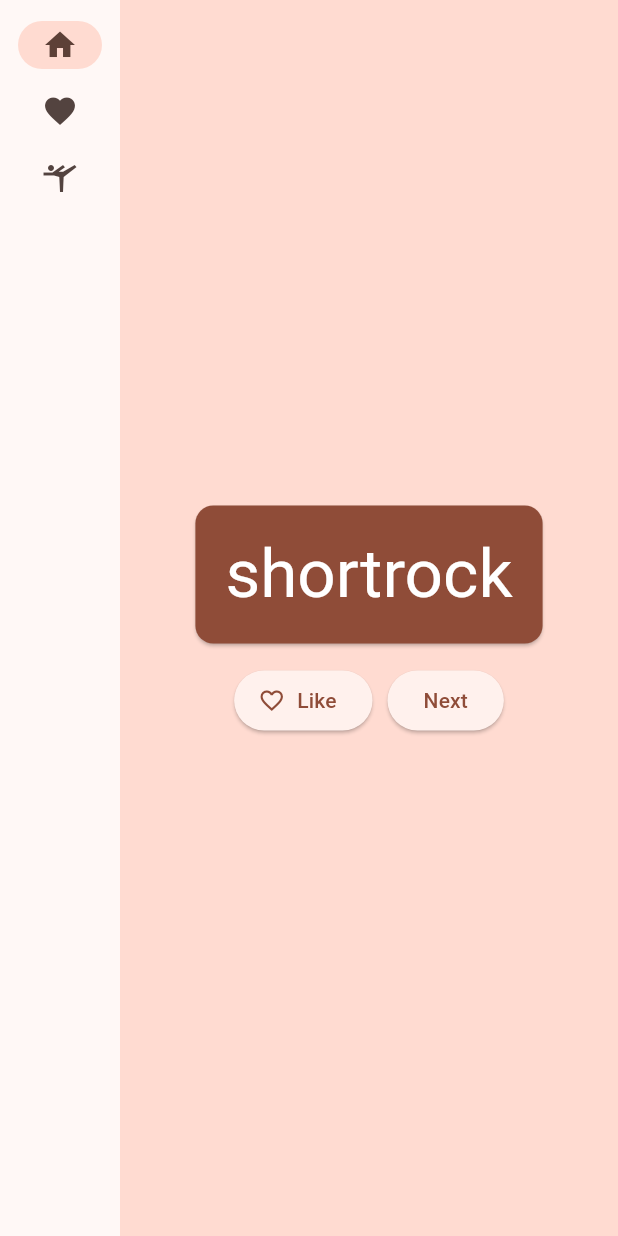
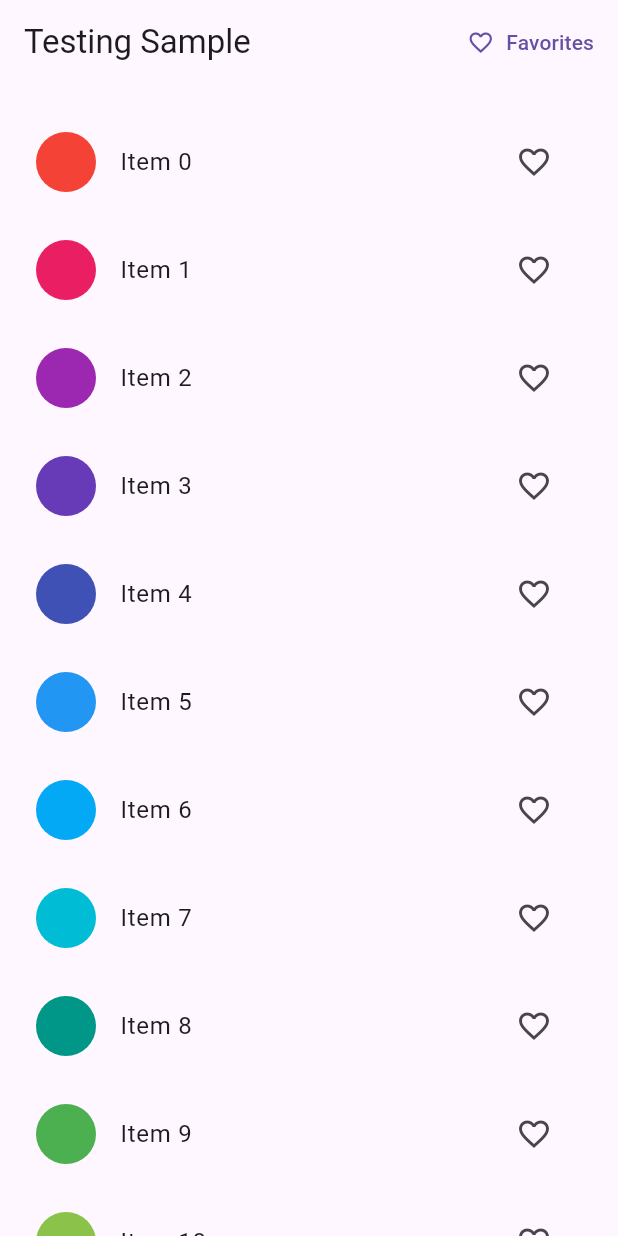
Before and after one commit to tylermorrissey/gym_app, a Flutter app: the screen it shows after launch, on a phone screen of 412 x 824 dp. Run offline on Flutter 3.47's test engine with Material 3 defaults, Android fonts, the phone set to English and light mode, and no system bars; our stand-ins replace firebase_core, go_router; accounts and stored records are empty.

Commit message:
feat: trying out go_router, learning some testing

```diff
--- a/lib/main.dart
+++ b/lib/main.dart
@@ -1,242 +1,71 @@
-import 'package:cloud_firestore/cloud_firestore.dart';
-import 'package:english_words/english_words.dart';
-import 'package:firebase_core/firebase_core.dart';
 import 'package:flutter/material.dart';
-import 'package:gym_app/lift.dart';
+import 'package:go_router/go_router.dart';
+import 'package:gym_app/screens/favorites.dart';
+import 'package:gym_app/screens/home.dart';
 import 'package:provider/provider.dart';
+
+import 'models/favorites.dart';
+
+//firestore stuff
+// var db = FirebaseFirestore.instance;
+// var data = {'favorites.dart': favorites.dart.map((f) => f.toLowerCase().asString)};
+// db
+//     .collection('favorites.dart')
+//     .doc('current')
+//     .set(data, SetOptions(merge: true));
+
+// updateFavorites();
+// db.collection('favorites.dart').get().then((event) {
+// for (var doc in event.docs) {
+// print('${doc.id} => ${doc.data()}');
+// }
+// });
 
 Future<void> main() async {
   WidgetsFlutterBinding.ensureInitialized();
-  await Firebase.initializeApp();
-  FirebaseFirestore.instance.settings = const Settings(
-    host: '127.0.0.1:8080',
-    sslEnabled: false,
-    persistenceEnabled: false,
-  );
+  // await Firebase.initializeApp();
+  // FirebaseFirestore.instance.settings = const Settings(
+  //   host: '127.0.0.1:8080',
+  //   sslEnabled: false,
+  //   persistenceEnabled: false,
+  // );
   runApp(MyApp());
 }
+
+final _router = GoRouter(
+  routes: [
+    GoRoute(
+      path: HomePage.routeName,
+      builder: (context, state) {
+        return const HomePage();
+      },
+      routes: [
+        GoRoute(
+          path: FavoritesPage.routeName,
+          builder: (context, state) {
+            return const FavoritesPage();
+          },
+        ),
+      ],
+    ),
+  ],
+);
 
 class MyApp extends StatelessWidget {
   const MyApp({super.key});
 
   @override
   Widget build(BuildContext context) {
-    return ChangeNotifierProvider(
-      create: (context) => MyAppState(),
-      child: MaterialApp(
-        title: 'gym App',
+    return ChangeNotifierProvider<Favorites>(
+      create: (context) => Favorites(),
+      child: MaterialApp.router(
+        title: 'Testing Sample',
         theme: ThemeData(
+          primarySwatch: Colors.blue,
           useMaterial3: true,
-          colorScheme: ColorScheme.fromSeed(seedColor: Colors.deepOrange),
         ),
-        home: MyHomePage(),
+        routerConfig: _router,
       ),
     );
   }
 }
-
-class MyAppState extends ChangeNotifier {
-  var current = WordPair.random();
-
-  void getNext() {
-    current = WordPair.random();
-    notifyListeners();
-  }
-
-  var favorites = <WordPair>[];
-  var db = FirebaseFirestore.instance;
-
-  void updateFavorites() {
-    // merges existing data
-    var data = {'favorites': favorites.map((f) => f.toLowerCase().asString)};
-    db
-        .collection('favorites')
-        .doc('current')
-        .set(data, SetOptions(merge: true));
-  }
-
-  void toggleFavorite() {
-    if (favorites.contains(current)) {
-      favorites.remove(current);
-    } else {
-      favorites.add(current);
-    }
-
-    updateFavorites();
-    db.collection('favorites').get().then((event) {
-      for (var doc in event.docs) {
-        print('${doc.id} => ${doc.data()}');
-      }
-    });
-    notifyListeners();
-  }
-}
-
-class MyHomePage extends StatefulWidget {
-  @override
-  State<MyHomePage> createState() => _MyHomePageState();
-}
-
-class _MyHomePageState extends State<MyHomePage> {
-  var selectedIndex = 0;
-
-  late FirebaseFirestore firestore;
-  String host = '127.0.0.1';
-  int count = 0;
-
-  @override
-  Widget build(BuildContext context) {
-    Widget page;
-    switch (selectedIndex) {
-      case 0:
-        page = GeneratorPage();
-      case 1:
-        page = FavoritesPage();
-      case 2:
-        page = Lift();
-      default:
-        throw UnimplementedError('no widget for $selectedIndex');
-    }
-
-    return LayoutBuilder(builder: (context, constraints) {
-      return Scaffold(
-        body: Row(
-          children: [
-            SafeArea(
-              child: NavigationRail(
-                extended: constraints.maxWidth >= 600,
-                destinations: [
-                  NavigationRailDestination(
-                    icon: Icon(Icons.home),
-                    label: Text('Home'),
-                  ),
-                  NavigationRailDestination(
-                    icon: Icon(Icons.favorite),
-                    label: Text('Favorites'),
-                  ),
-                  NavigationRailDestination(
-                    icon: Icon(Icons.sports_gymnastics),
-                    label: Text('Create lifts'),
-                  ),
-                ],
-                selectedIndex: selectedIndex,
-                onDestinationSelected: (value) {
-                  setState(() {
-                    selectedIndex = value;
-                  });
-                },
-              ),
-            ),
-            Expanded(
-              child: Container(
-                color: Theme.of(context).colorScheme.primaryContainer,
-                child: page,
-              ),
-            ),
-          ],
-        ),
-      );
-    });
-  }
-}
-
-class FavoritesPage extends StatelessWidget {
-  @override
-  Widget build(BuildContext context) {
-    var appState = context.watch<MyAppState>();
-
-    if (appState.favorites.isEmpty) {
-      return Center(
-        child: Text('No favorites yet.'),
-      );
-    }
-
-    return ListView(
-      children: [
-        Padding(
-          padding: const EdgeInsets.all(20),
-          child: Text('You have '
-              '${appState.favorites.length} favorites:'),
-        ),
-        for (var pair in appState.favorites)
-          ListTile(
-            leading: Icon(Icons.favorite),
-            title: Text(pair.asLowerCase),
-          ),
-      ],
-    );
-  }
-}
-
-class GeneratorPage extends StatelessWidget {
-  @override
-  Widget build(BuildContext context) {
-    var appState = context.watch<MyAppState>();
-    var pair = appState.current;
-
-    IconData icon;
-    if (appState.favorites.contains(pair)) {
-      icon = Icons.favorite;
-    } else {
-      icon = Icons.favorite_border;
-    }
-
-    return Center(
-      child: Column(
-        mainAxisAlignment: MainAxisAlignment.center,
-        children: [
-          BigCard(pair: pair),
-          SizedBox(height: 10),
-          Row(
-            mainAxisSize: MainAxisSize.min,
-            children: [
-              ElevatedButton.icon(
-                onPressed: () {
-                  appState.toggleFavorite();
-                },
-                icon: Icon(icon),
-                label: Text('Like'),
-              ),
-              SizedBox(width: 10),
-              ElevatedButton(
-                onPressed: () {
-                  appState.getNext();
-                },
-                child: Text('Next'),
-              ),
-            ],
-          ),
-        ],
-      ),
-    );
-  }
-}
-
-class BigCard extends StatelessWidget {
-  const BigCard({
-    super.key,
-    required this.pair,
-  });
-
-  final WordPair pair;
-
-  @override
-  Widget build(BuildContext context) {
-    final theme = Theme.of(context);
-    final style = theme.textTheme.displayMedium!.copyWith(
-      color: theme.colorScheme.onPrimary,
-    );
-
-    return Card(
-      color: theme.colorScheme.primary,
-      child: Padding(
-        padding: const EdgeInsets.all(20),
-        child: Text(
-          pair.asLowerCase,
-          style: style,
-          semanticsLabel: '${pair.first} ${pair.second}',
-        ),
-      ),
-    );
-  }
-}
--- /dev/null
+++ b/lib/models/favorites.dart
@@ -0,0 +1,17 @@
+import 'package:flutter/material.dart';
+
+class Favorites extends ChangeNotifier {
+  final List<int> _favoriteItems = [];
+
+  List<int> get items => _favoriteItems;
+
+  void add(int itemNo) {
+    _favoriteItems.add(itemNo);
+    notifyListeners();
+  }
+
+  void remove(int itemNo) {
+    _favoriteItems.remove(itemNo);
+    notifyListeners();
+  }
+}
--- /dev/null
+++ b/lib/screens/home.dart
@@ -0,0 +1,79 @@
+import 'package:flutter/material.dart';
+import 'package:go_router/go_router.dart';
+import 'package:provider/provider.dart';
+
+import '../models/favorites.dart';
+import 'favorites.dart';
+
+class HomePage extends StatelessWidget {
+  static String routeName = '/';
+
+  const HomePage({super.key});
+
+  @override
+  Widget build(BuildContext context) {
+    return Scaffold(
+      appBar: AppBar(
+        title: const Text('Testing Sample'),
+        actions: <Widget>[
+          TextButton.icon(
+            onPressed: () {
+              context.go('/${FavoritesPage.routeName}');
+            },
+            icon: const Icon(Icons.favorite_border),
+            label: const Text('Favorites'),
+          ),
+        ],
+      ),
+      body: ListView.builder(
+        itemCount: 100,
+        cacheExtent: 20.0,
+        padding: const EdgeInsets.symmetric(vertical: 16),
+        itemBuilder: (context, index) => ItemTile(index),
+      ),
+    );
+  }
+}
+
+class ItemTile extends StatelessWidget {
+  final int itemNo;
+
+  const ItemTile(this.itemNo, {super.key});
+
+  @override
+  Widget build(BuildContext context) {
+    var favoritesList = Provider.of<Favorites>(context);
+
+    return Padding(
+      padding: const EdgeInsets.all(8.0),
+      child: ListTile(
+        leading: CircleAvatar(
+          backgroundColor: Colors.primaries[itemNo % Colors.primaries.length],
+        ),
+        title: Text(
+          'Item $itemNo',
+          key: Key('text_$itemNo'),
+        ),
+        trailing: IconButton(
+          key: Key('icon_$itemNo'),
+          icon: favoritesList.items.contains(itemNo)
+              ? const Icon(Icons.favorite)
+              : const Icon(Icons.favorite_border),
+          onPressed: () {
+            !favoritesList.items.contains(itemNo)
+                ? favoritesList.add(itemNo)
+                : favoritesList.remove(itemNo);
+            ScaffoldMessenger.of(context).showSnackBar(
+              SnackBar(
+                content: Text(favoritesList.items.contains(itemNo)
+                    ? 'Added to favorites.'
+                    : 'Removed from favorites.'),
+                duration: const Duration(seconds: 1),
+              ),
+            );
+          },
+        ),
+      ),
+    );
+  }
+}
--- a/pubspec.yaml
+++ b/pubspec.yaml
@@ -41,6 +41,7 @@
   cloud_firestore: ^4.15.4
   firebase_auth: ^4.17.4
   test: ^1.24.9
+  go_router: ^13.2.0
 
 dev_dependencies:
   flutter_test:
```
Also changed, not shown: analysis_options.yaml (+9 -8 lines), lib/lift.dart (deleted, +0 -32 lines), lib/screens/favorites.dart (added, +61 -0 lines), lib/workout.dart (deleted), pubspec.lock, 4 other files.
